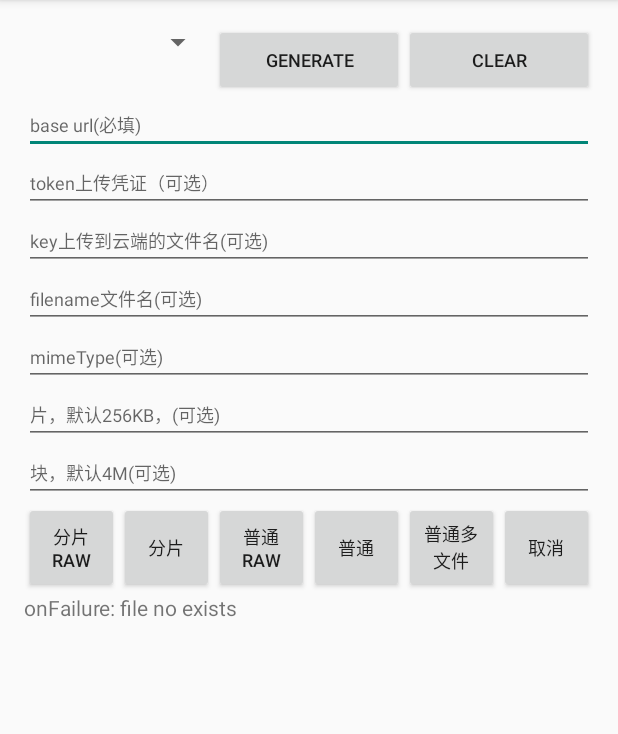
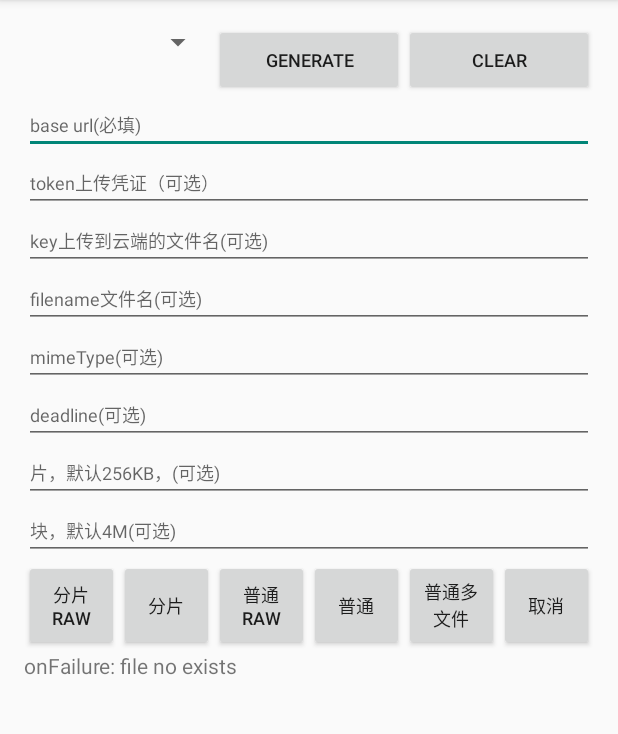
Before and after one commit to Wangsu-Cloud-Storage/wcs-android-sdk, an Android app: the screen it shows after launch (MainActivity), after a tap on "普通RAW", on a phone screen of 412 x 824 dp, the part 84-818 px from its top. Run offline under Robolectric (Android 15) with nearby library versions, the phone set to English and light mode, and no system bars; 4 statements that could not run were skipped; 2 other taps on this screen came first.

Commit message:
添加设置文件过期时间参数

```diff
--- a/app/src/main/java/com/example/wcssdktest/MainActivity.java
+++ b/app/src/main/java/com/example/wcssdktest/MainActivity.java
@@ -57,6 +57,7 @@ public class MainActivity extends ActionBarActivity implements OnClickListener {
 	private EditText mKeyEt;
 	private EditText mFilenameEt;
 	private EditText mMimeTypeEt;
+	private EditText mDeadlineEt;
 	private EditText mSliceEt;
 	private EditText mBlockEt;
 	private TextView mDisplayTv;
@@ -92,6 +93,7 @@ public class MainActivity extends ActionBarActivity implements OnClickListener {
 		mKeyEt = (EditText) findViewById(R.id.keyname_et);
 		mFilenameEt = (EditText) findViewById(R.id.filename_et);
 		mMimeTypeEt = (EditText) findViewById(R.id.mimetype_et);
+		mDeadlineEt = (EditText) findViewById(R.id.deadline_et);
 		mSliceEt = (EditText) findViewById(R.id.slice_size_et);
 		mBlockEt = (EditText) findViewById(R.id.block_size_et);
 		mDisplayTv = (TextView) findViewById(R.id.display_tv);
@@ -166,6 +168,7 @@ public class MainActivity extends ActionBarActivity implements OnClickListener {
 		conf.fileName = TextUtils.isEmpty(mFilenameEt.getText().toString()) ? "" : mFilenameEt.getText().toString();
 		conf.keyName = TextUtils.isEmpty(mKeyEt.getText().toString()) ? "" : mKeyEt.getText().toString();
 		conf.mimeType = TextUtils.isEmpty(mMimeTypeEt.getText().toString()) ? "" : mMimeTypeEt.getText().toString();
+		conf.deadline = TextUtils.isEmpty(mDeadlineEt.getText().toString()) ? "" : mDeadlineEt.getText().toString();
 		FileUploader.setParams(conf);
 		FileUploader.setBlockConfigs(TextUtils.isEmpty(mBlockEt.getText().toString()) ? 0 : Integer.valueOf(mBlockEt.getText().toString()), TextUtils.isEmpty(mSliceEt.getText().toString()) ? 0 : Integer.valueOf(mSliceEt.getText().toString()));
 	}
--- a/app/src/main/res/layout/activity_main.xml
+++ b/app/src/main/res/layout/activity_main.xml
@@ -73,6 +73,13 @@
         android:layout_width="match_parent"
         android:layout_height="wrap_content"
         android:hint="mimeType(可选)"
+        android:textSize="12sp" />
+
+    <EditText
+        android:id="@+id/deadline_et"
+        android:layout_width="match_parent"
+        android:layout_height="wrap_content"
+        android:hint="deadline(可选)"
         android:textSize="12sp" />
 
     <EditText
```
